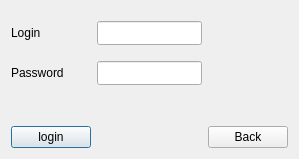
Before: the Qt Designer form source/windows/authorization/authorizationwindow.ui in Who-are-me/term_paper_2022, drawn with Qt 5.
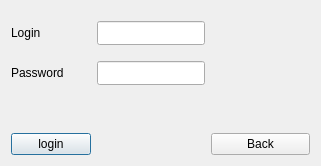
After: the same form once the commit is applied.

```diff
--- a/source/windows/authorization/authorizationwindow.ui
+++ b/source/windows/authorization/authorizationwindow.ui
@@ -6,8 +6,8 @@
    <rect>
     <x>0</x>
     <y>0</y>
-    <width>277</width>
-    <height>159</height>
+    <width>321</width>
+    <height>166</height>
    </rect>
   </property>
   <property name="windowTitle">
```
